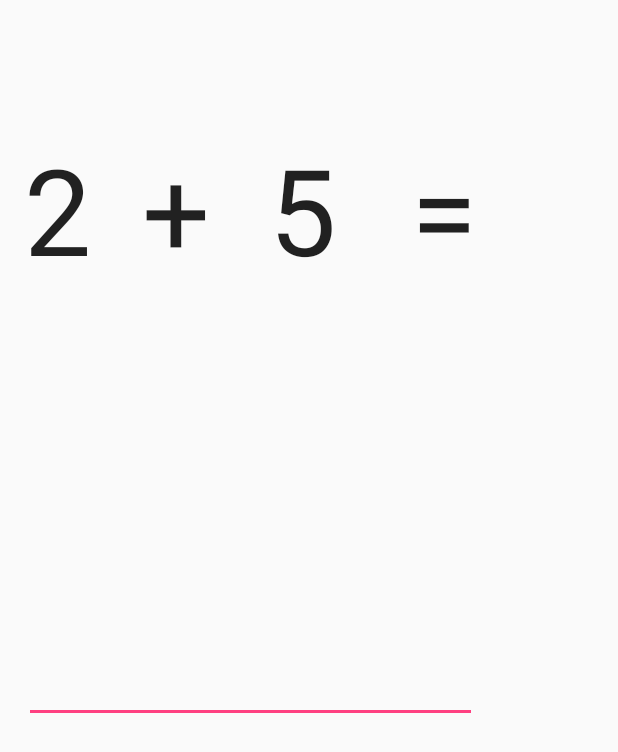
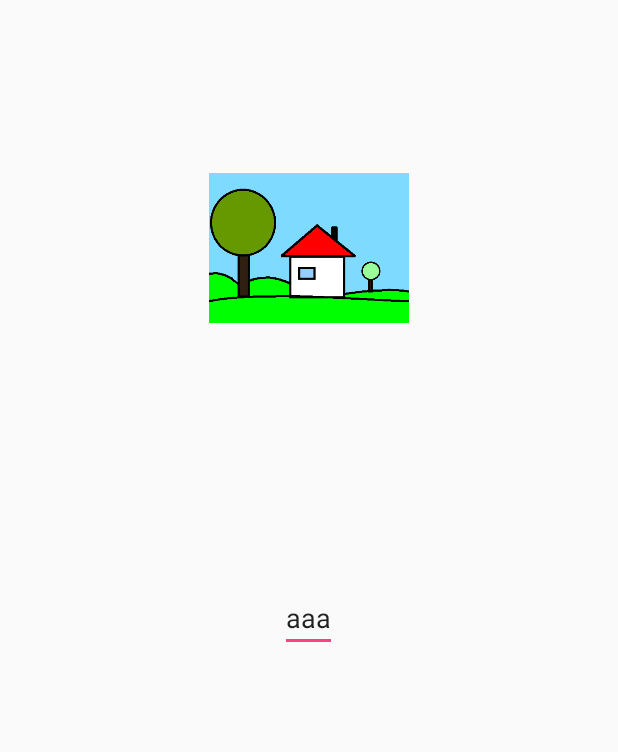
Before and after one commit to cyfra/MyLockScreen, an Android app: the screen it shows after launch (MainActivity), on a phone screen of 412 x 824 dp. Shown: the top 752 px of the screen. Run offline under Robolectric (Android 15) with nearby library versions, the phone set to English and light mode, and no system bars.

Commit message:
Adding image + typing

```diff
--- a/app/src/main/java/com/example/michalski/mylockscreen/MainActivity.java
+++ b/app/src/main/java/com/example/michalski/mylockscreen/MainActivity.java
@@ -31,73 +31,6 @@ import org.w3c.dom.Text;
 import java.util.Random;
 
 
-interface PossibleAnswers {
-    public void Correct();
-    public void Incorrect();
-}
-
-interface PossibleQuestions {
-    public void Init(AppCompatActivity activity);
-
-    public void Execute(AppCompatActivity activity, final PossibleAnswers answers);
-}
-
-class SimpleAddOrDelete implements PossibleQuestions{
-    int first, second, result;
-    public enum MyOperation { ADD, SUBTRACT};
-    MyOperation operation;
-    public void Init(AppCompatActivity activity) {
-        activity.setContentView(R.layout.activity_main);
-        Random r = new Random();
-        first = r.nextInt(5) + 1;
-        String operationChar = null;
-        //if (r.nextInt(2) == 0) {
-            operation = MyOperation.ADD;
-            second = r.nextInt(5) + 1;
-            result = first + second;
-            operationChar = "+";
-        /*} else {
-            operation = MyOperation.SUBTRACT;
-            second = r.nextInt(first + 1);
-            result = first - second;
-            operationChar = "-";
-        }*/
-        ((TextView)activity.findViewById(R.id.firstPart)).setText(Integer.toString(first));
-        ((TextView)activity.findViewById(R.id.secondPart)).setText(Integer.toString(second));
-        ((TextView)activity.findViewById(R.id.operationPart)).setText(operationChar);
-    }
-
-    public void Execute(AppCompatActivity activity, final PossibleAnswers answers) {
-        final EditText resultText = (EditText)activity.findViewById(R.id.resultText);
-        assert resultText != null;
-        resultText.addTextChangedListener(new TextWatcher() {
-            @Override
-            public void beforeTextChanged(CharSequence s, int start, int count, int after) {
-            }
-
-            @Override
-            public void onTextChanged(CharSequence s, int start, int before, int count) {
-            }
-
-            @Override
-            public void afterTextChanged(Editable s) {
-                int localresult = -1;
-                try {
-                    localresult = Integer.parseInt(s.toString());
-                } catch (java.lang.NumberFormatException e) {
-                    localresult = -1;
-                }
-
-                if (result == localresult) {
-                    answers.Correct();
-                } else {
-                    answers.Incorrect();
-                }
-            }
-        });
-    }
-}
-
 public class MainActivity extends AppCompatActivity {
 
     private ComponentName mComponentName;
@@ -111,7 +44,7 @@ public class MainActivity extends AppCompatActivity {
     protected void onCreate(Bundle savedInstanceState) {
         super.onCreate(savedInstanceState);
 
-        possibleQuestions = new SimpleAddOrDelete();
+        possibleQuestions = /*new SimpleAddOrDelete()*/ new TypeText();
         possibleQuestions.Init(this);
 
         makeFullScreen();
--- /dev/null
+++ b/app/src/main/java/com/example/michalski/mylockscreen/PossibleAnswers.java
@@ -0,0 +1,6 @@
+package com.example.michalski.mylockscreen;
+
+interface PossibleAnswers {
+    void Correct();
+    void Incorrect();
+}
--- /dev/null
+++ b/app/src/main/java/com/example/michalski/mylockscreen/PossibleQuestions.java
@@ -0,0 +1,8 @@
+package com.example.michalski.mylockscreen;
+
+import android.support.v7.app.AppCompatActivity;
+
+interface PossibleQuestions {
+    void Init(AppCompatActivity activity);
+    void Execute(AppCompatActivity activity, final PossibleAnswers answers);
+}
--- /dev/null
+++ b/app/src/main/java/com/example/michalski/mylockscreen/SimpleAddOrDelete.java
@@ -0,0 +1,65 @@
+package com.example.michalski.mylockscreen;
+
+import android.support.v7.app.AppCompatActivity;
+import android.text.Editable;
+import android.text.TextWatcher;
+import android.widget.EditText;
+import android.widget.TextView;
+
+import java.util.Random;
+
+class SimpleAddOrDelete implements PossibleQuestions{
+    int first, second, result;
+    public enum MyOperation { ADD, SUBTRACT}
+    MyOperation operation;
+    public void Init(AppCompatActivity activity) {
+        activity.setContentView(R.layout.activity_main);
+        Random r = new Random();
+        first = r.nextInt(5) + 1;
+        String operationChar;
+        //if (r.nextInt(2) == 0) {
+            operation = MyOperation.ADD;
+            second = r.nextInt(5) + 1;
+            result = first + second;
+            operationChar = "+";
+        /*} else {
+            operation = MyOperation.SUBTRACT;
+            second = r.nextInt(first + 1);
+            result = first - second;
+            operationChar = "-";
+        }*/
+        ((TextView)activity.findViewById(R.id.firstPart)).setText(Integer.toString(first));
+        ((TextView)activity.findViewById(R.id.secondPart)).setText(Integer.toString(second));
+        ((TextView)activity.findViewById(R.id.operationPart)).setText(operationChar);
+    }
+
+    public void Execute(AppCompatActivity activity, final PossibleAnswers answers) {
+        final EditText resultText = (EditText)activity.findViewById(R.id.resultText);
+        assert resultText != null;
+        resultText.addTextChangedListener(new TextWatcher() {
+            @Override
+            public void beforeTextChanged(CharSequence s, int start, int count, int after) {
+            }
+
+            @Override
+            public void onTextChanged(CharSequence s, int start, int before, int count) {
+            }
+
+            @Override
+            public void afterTextChanged(Editable s) {
+                int localresult;
+                try {
+                    localresult = Integer.parseInt(s.toString());
+                } catch (NumberFormatException e) {
+                    localresult = -1;
+                }
+
+                if (result == localresult) {
+                    answers.Correct();
+                } else {
+                    answers.Incorrect();
+                }
+            }
+        });
+    }
+}
--- /dev/null
+++ b/app/src/main/java/com/example/michalski/mylockscreen/TypeText.java
@@ -0,0 +1,55 @@
+package com.example.michalski.mylockscreen;
+
+import android.support.v7.app.AppCompatActivity;
+import android.text.Editable;
+import android.text.TextWatcher;
+import android.util.Log;
+import android.widget.EditText;
+import android.widget.ImageView;
+
+import java.util.ArrayList;
+import java.util.HashMap;
+import java.util.Map;
+import java.util.Random;
+
+public class TypeText implements PossibleQuestions {
+    Map<String, Integer> pictures;
+    ArrayList<String> pictures_keys;
+    @Override
+    public void Init(AppCompatActivity activity) {
+        activity.setContentView(R.layout.type_answer);
+        pictures = new HashMap<>();
+        pictures.put("dom", R.drawable.domek);
+        pictures_keys = new ArrayList<>(pictures.keySet());
+    }
+
+    @Override
+    public void Execute(AppCompatActivity activity, final PossibleAnswers answers) {
+        Random r = new Random();
+        final String selected_key = pictures_keys.get(r.nextInt(pictures_keys.size()));
+        ImageView view = (ImageView)activity.findViewById(R.id.imageView);
+        view.setImageResource(pictures.get(selected_key));
+
+        final EditText resultText = (EditText)activity.findViewById(R.id.imageName);
+        resultText.addTextChangedListener(new TextWatcher() {
+            @Override
+            public void beforeTextChanged(CharSequence s, int start, int count, int after) {
+
+            }
+
+            @Override
+            public void onTextChanged(CharSequence s, int start, int before, int count) {
+
+            }
+
+            @Override
+            public void afterTextChanged(Editable s) {
+                if (s.toString().equalsIgnoreCase(selected_key)) {
+                    answers.Correct();
+                }
+            }
+        });
+
+        answers.Correct();
+    }
+}
--- /dev/null
+++ b/app/src/main/res/layout/type_answer.xml
@@ -0,0 +1,39 @@
+<?xml version="1.0" encoding="utf-8"?>
+<android.support.design.widget.CoordinatorLayout xmlns:android="http://schemas.android.com/apk/res/android"
+    xmlns:app="http://schemas.android.com/apk/res-auto"
+    xmlns:tools="http://schemas.android.com/tools"
+    android:layout_width="match_parent"
+    android:layout_height="match_parent"
+    android:fitsSystemWindows="true"
+    tools:context="com.example.michalski.mylockscreen.MainActivity">
+
+    <RelativeLayout xmlns:android="http://schemas.android.com/apk/res/android"
+        xmlns:app="http://schemas.android.com/apk/res-auto"
+        xmlns:tools="http://schemas.android.com/tools"
+        android:layout_width="match_parent"
+        android:layout_height="match_parent"
+        android:paddingBottom="@dimen/activity_vertical_margin"
+        android:paddingLeft="@dimen/activity_horizontal_margin"
+        android:paddingRight="@dimen/activity_horizontal_margin"
+        android:paddingTop="@dimen/activity_vertical_margin"
+        app:layout_behavior="@string/appbar_scrolling_view_behavior"
+        tools:context="com.example.michalski.mylockscreen.MainActivity"
+        tools:showIn="@layout/activity_main">
+
+    <ImageView
+        android:layout_width="200dp"
+        android:layout_height="100dp"
+        android:id="@+id/imageView"
+        android:layout_alignParentTop="true"
+        android:layout_centerHorizontal="true"
+        android:layout_marginTop="99dp" />
+
+    <EditText
+        android:layout_width="wrap_content"
+        android:layout_height="wrap_content"
+        android:id="@+id/imageName"
+        android:layout_centerVertical="true"
+        android:layout_centerHorizontal="true"
+        android:text="aaa" />
+</RelativeLayout>
+</android.support.design.widget.CoordinatorLayout>
```
Also changed, not shown: app/src/main/res/drawable/domek.jpg (added).
